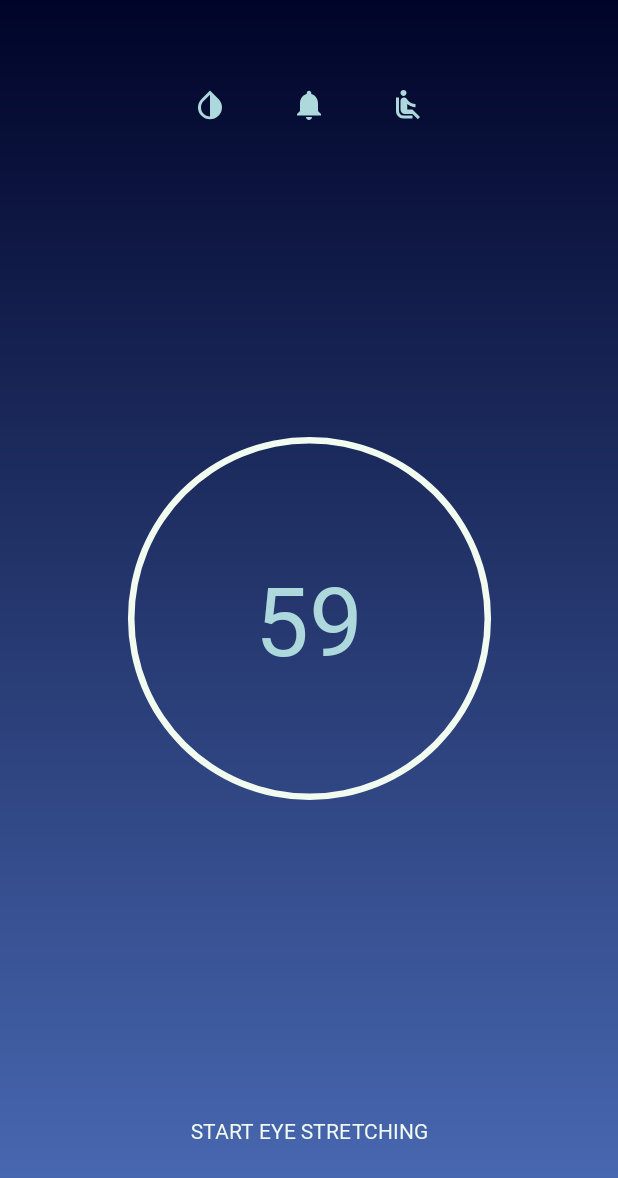
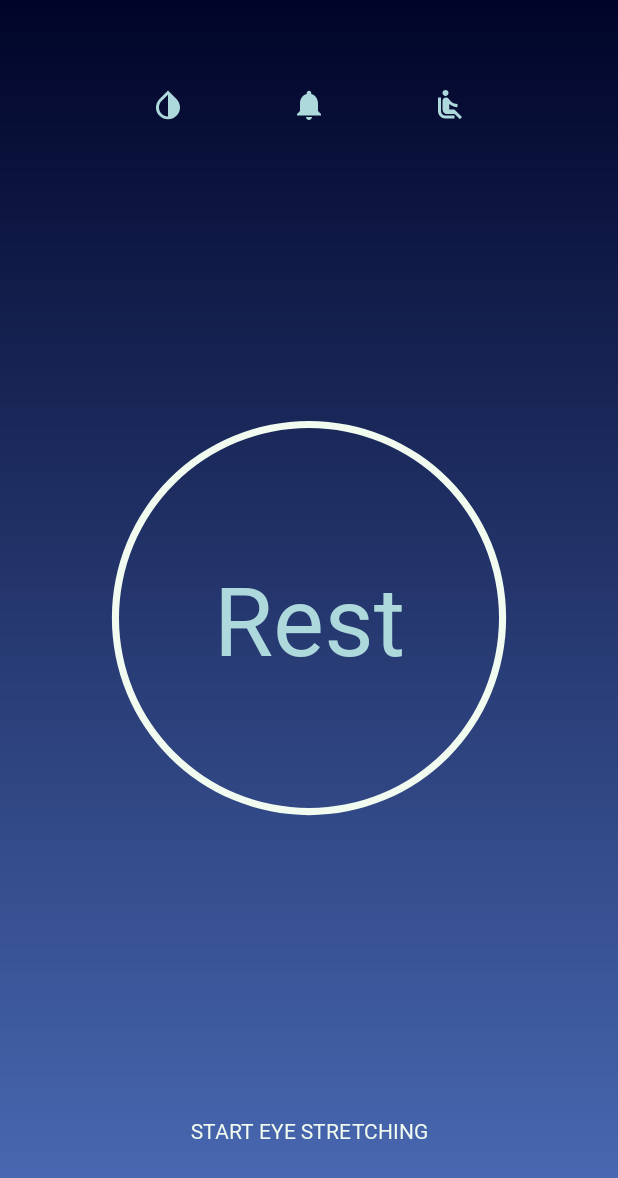
Before and after one commit to SongSieun/Rest, an Android app: the screen it shows after launch (MainActivity), on a phone screen of 412 x 824 dp. Shown: the top 1178 px of the screen. Run offline under Robolectric (Android 15) with nearby library versions, the phone set to English and light mode, and no system bars.

```diff
--- a/Rest/app/src/main/AndroidManifest.xml
+++ b/Rest/app/src/main/AndroidManifest.xml
@@ -15,7 +15,6 @@
         <activity android:name=".Activity.LoadingActivity">
             <intent-filter>
                 <action android:name="android.intent.action.MAIN" />
-
                 <category android:name="android.intent.category.LAUNCHER" />
             </intent-filter>
         </activity>
--- a/Rest/app/src/main/res/layout/activity_main.xml
+++ b/Rest/app/src/main/res/layout/activity_main.xml
@@ -11,45 +11,50 @@
         android:id="@+id/rightseat"
         android:layout_width="wrap_content"
         android:layout_height="wrap_content"
-        android:layout_marginEnd="128dp"
-        android:layout_marginRight="128dp"
         android:layout_marginTop="8dp"
+        android:layout_marginEnd="100dp"
+        android:layout_marginRight="100dp"
         android:src="@drawable/ic_airline_seat_recline_normal_black_24dp"
         app:layout_constraintEnd_toEndOf="parent"
+        app:layout_constraintHorizontal_chainStyle="spread"
         app:layout_constraintLeft_toRightOf="@+id/noti"
-        app:layout_constraintHorizontal_chainStyle="spread"
-        app:layout_constraintTop_toTopOf="@+id/guideline" />
+        app:layout_constraintTop_toTopOf="@+id/guideline"
+        android:contentDescription="@string/face_recognition" />
 
     <ImageView
         android:id="@+id/noti"
         android:layout_width="wrap_content"
         android:layout_height="wrap_content"
+        android:layout_marginLeft="8dp"
         android:layout_marginTop="8dp"
+        android:layout_marginRight="8dp"
         android:src="@drawable/ic_notifications_black_24dp"
         app:layout_constraintHorizontal_chainStyle="spread"
         app:layout_constraintLeft_toRightOf="@+id/bluescreen"
         app:layout_constraintRight_toLeftOf="@+id/rightseat"
-        app:layout_constraintTop_toTopOf="@+id/guideline" />
+        app:layout_constraintTop_toTopOf="@+id/guideline"
+        android:contentDescription="@string/notify_your_cell_phone_time" />
 
     <ImageView
         android:id="@+id/bluescreen"
         android:layout_width="wrap_content"
         android:layout_height="wrap_content"
-        android:layout_marginLeft="128dp"
-        android:layout_marginStart="128dp"
+        android:layout_marginStart="100dp"
+        android:layout_marginLeft="100dp"
         android:layout_marginTop="8dp"
         android:src="@drawable/ic_invert_colors_black_24dp"
         app:layout_constraintHorizontal_chainStyle="spread"
         app:layout_constraintRight_toLeftOf="@id/noti"
         app:layout_constraintStart_toStartOf="parent"
-        app:layout_constraintTop_toTopOf="@+id/guideline" />
+        app:layout_constraintTop_toTopOf="@+id/guideline"
+        android:contentDescription="@string/blue_screen_cut_filter" />
 
     <TextView
         android:id="@+id/maintext"
         android:layout_width="wrap_content"
         android:layout_height="wrap_content"
         android:fontFamily="@font/thickfont"
-        android:text="59"
+        android:text="@string/Rest"
         android:textColor="@color/colorAccent"
         android:textSize="64sp"
         app:layout_constraintBottom_toBottomOf="parent"
@@ -67,14 +72,14 @@
     <ProgressBar
         android:id="@+id/progressBar"
         style="?android:attr/progressBarStyleHorizontal"
-        android:layout_width="350dp"
-        android:layout_height="350dp"
+        android:layout_width="0dp"
+        android:layout_height="0dp"
+        android:layout_marginStart="16dp"
+        android:layout_marginLeft="16dp"
+        android:layout_marginTop="8dp"
+        android:layout_marginEnd="16dp"
+        android:layout_marginRight="16dp"
         android:layout_marginBottom="8dp"
-        android:layout_marginEnd="8dp"
-        android:layout_marginLeft="8dp"
-        android:layout_marginRight="8dp"
-        android:layout_marginStart="8dp"
-        android:layout_marginTop="8dp"
         android:max="360"
         android:progressDrawable="@drawable/progress"
         app:layout_constraintBottom_toBottomOf="parent"
@@ -94,7 +99,8 @@
         android:layout_marginTop="8dp"
         android:fontFamily="@font/thickfont2"
         android:text="@string/start_eye_stretching"
-        android:theme="@style/PrimaryFlatButton"
+        android:textColor="@color/colorPrimary"
+        style="?android:borderlessButtonStyle"
         app:layout_constraintBottom_toBottomOf="parent"
         app:layout_constraintEnd_toEndOf="parent"
         app:layout_constraintStart_toStartOf="parent"
--- a/Rest/app/src/main/res/values/strings.xml
+++ b/Rest/app/src/main/res/values/strings.xml
@@ -2,4 +2,9 @@
     <string name="app_name">Rest</string>
     <string name="sub_description">Take care of your eyes :)</string>
     <string name="start_eye_stretching">Start eye stretching</string>
+    <string name="Rest">Rest</string>
+    <string name="todo">TODO</string>
+    <string name="notify_your_cell_phone_time">Notify your cell phone time.</string>
+    <string name="blue_screen_cut_filter">Blue screen cut filter.</string>
+    <string name="face_recognition">Face recognition.</string>\
 </resources>
--- a/Rest/app/src/main/res/values/styles.xml
+++ b/Rest/app/src/main/res/values/styles.xml
@@ -14,10 +14,4 @@
         <item name="android:windowFullscreen">true</item>
     </style>
 
-    <style name="PrimaryFlatButton" parent="Theme.AppCompat.Light">
-        <item name="android:buttonStyle">@style/Widget.AppCompat.Button.Borderless.Colored</item>
-        <item name="colorControlHighlight">@color/colorAccent</item>
-        <item name="colorAccent">@color/colorPrimary</item>
-    </style>
-
 </resources>
```
Also changed, not shown: Rest/app/src/main/java/com/sesong/rest/Activity/MainActivity.java (+42 -5 lines), 2 other files.
